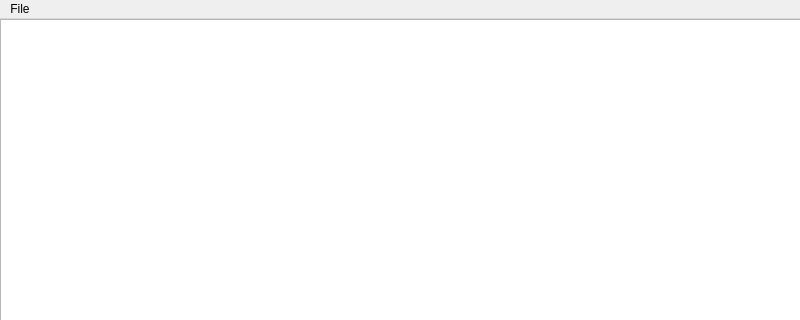
Old version of the form singlealbumview.ui in the repository gidzzz/openmediaplayer; both pictures show x 0 to 800 and y 0 to 320 of the 800 by 480 pixel window.
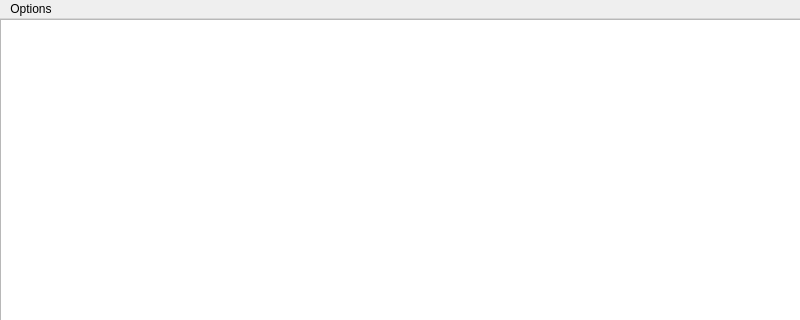
New version of the form. Custom widgets are drawn as their Qt base class.

Diff of the .ui file:
```diff
--- a/singlealbumview.ui
+++ b/singlealbumview.ui
@@ -95,7 +95,7 @@
    </property>
    <widget class="QMenu" name="menuFile">
     <property name="title">
-     <string>File</string>
+     <string>Options</string>
     </property>
     <addaction name="actionAdd_to_now_playing"/>
     <addaction name="actionDelete"/>
```
Left out of the diff: 3 changed lines with no effect on the pictures.
